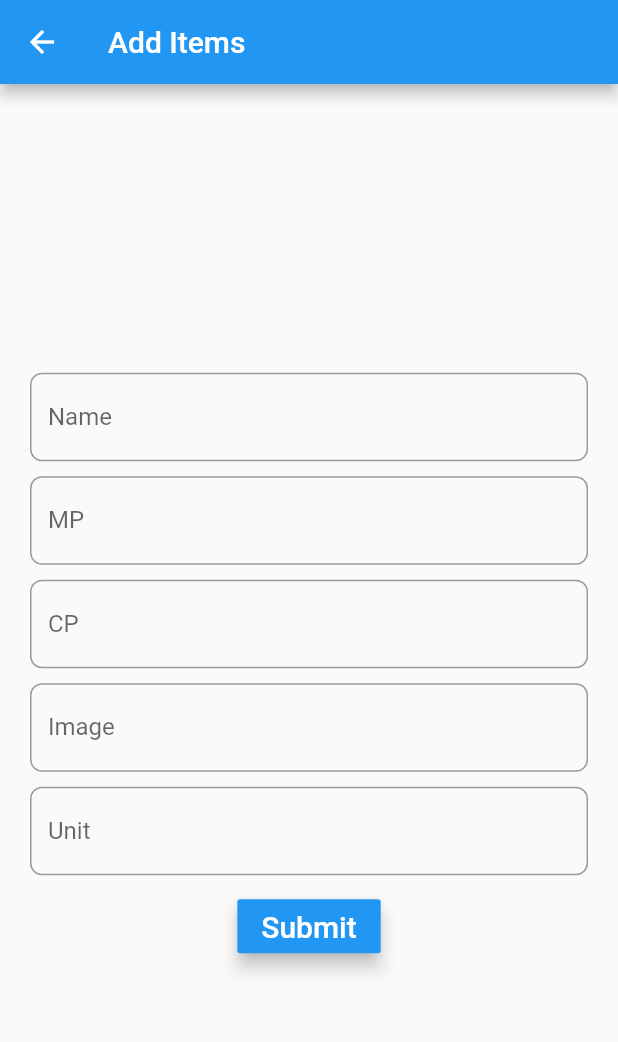
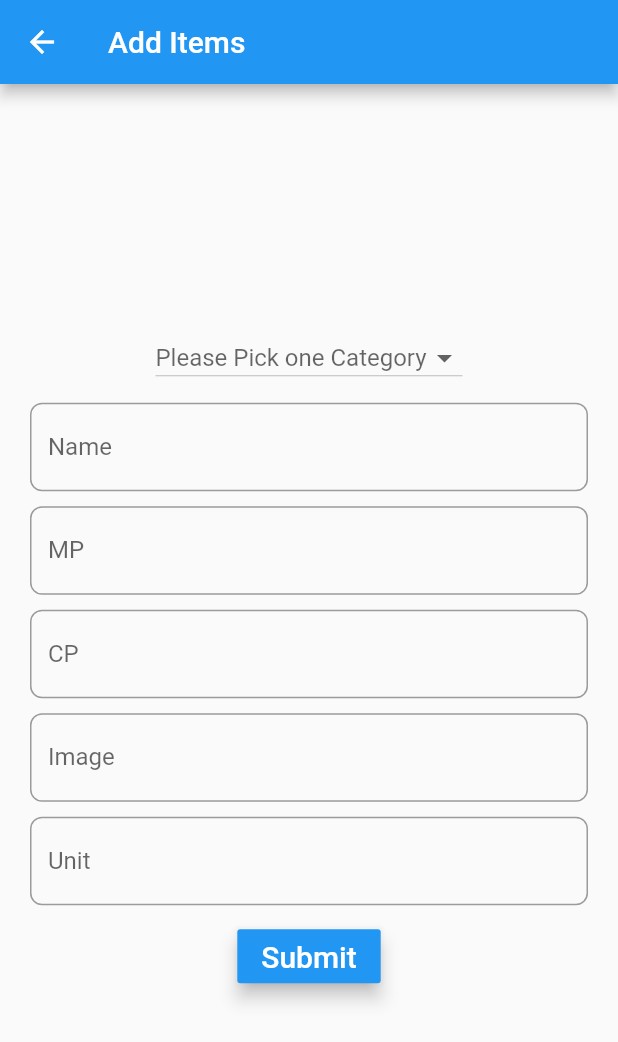
Before and after one commit to yash1200/ecommerce_flutter, a Flutter app: the addItem screen opened directly, on a phone screen of 412 x 824 dp. Shown: the top 1042 px of the screen. Run offline on Flutter 3.47's test engine with Material 2 defaults, Android fonts, the phone set to English and light mode, and no system bars; our stand-ins replace cloud_firestore, firebase_auth, google_sign_in; accounts and stored records are empty.

Commit message:
now better

```diff
--- a/lib/addItem.dart
+++ b/lib/addItem.dart
@@ -6,13 +6,27 @@ class addItem extends StatefulWidget {
 }
 
 class _addItemState extends State<addItem> {
-
   TextEditingController imagecontroller = TextEditingController();
   TextEditingController namecontroller = TextEditingController();
   TextEditingController MPcontroller = TextEditingController();
   TextEditingController CPcontroller = TextEditingController();
   TextEditingController unitcontroller = TextEditingController();
   var fkey = GlobalKey<FormState>();
+  var filter = ['Vegetables', 'Fruits'];
+  var selectedItem;
+
+  int type = 0;
+
+  void dropdownfun(String newValueSelected) {
+    setState(() {
+      this.selectedItem = newValueSelected;
+      if (newValueSelected == 'Vegetables') {
+        type = 0;
+      } else {
+        type = 1;
+      }
+    });
+  }
 
   @override
   Widget build(BuildContext context) {
@@ -27,6 +41,23 @@ class _addItemState extends State<addItem> {
             child: Column(
               mainAxisAlignment: MainAxisAlignment.center,
               children: <Widget>[
+                Container(
+                  height: 240,
+                  constraints: BoxConstraints(maxHeight: 40),
+                  child: DropdownButton<String>(
+                    hint: Text('Please Pick one Category'),
+                    items: filter.map((String value) {
+                      return DropdownMenuItem<String>(
+                        value: value,
+                        child: Text((value)),
+                      );
+                    }).toList(),
+                    value: selectedItem,
+                    onChanged: (String newValueSelected) {
+                      dropdownfun(newValueSelected);
+                    },
+                  ),
+                ),
                 Padding(
                   padding: const EdgeInsets.only(left: 20, right: 20, top: 10),
                   child: TextFormField(
@@ -112,8 +143,7 @@ class _addItemState extends State<addItem> {
                   child: RaisedButton(
                     onPressed: () {
                       setState(() {
-                        if (fkey.currentState.validate()) {
-                        }
+                        if (fkey.currentState.validate()) {}
                       });
                     },
                     color: Colors.blue,
```
